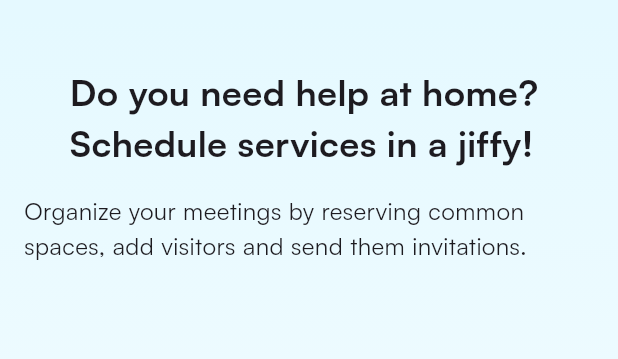
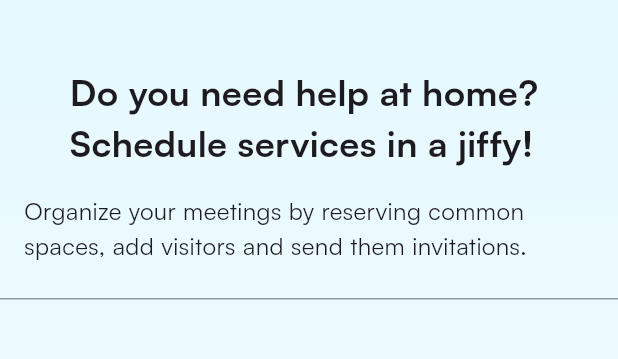
Before and after one commit to Jaime-A-Perez/EdiPro, a Flutter app: the screen it shows after launch, on a phone screen of 412 x 824 dp, the part 65-424 px from its top. Run offline on Flutter 3.47's test engine with Material 3 defaults, Android fonts, the phone set to English and light mode, and no system bars.

Commit message:
Add Divider widget with characteristics

```diff
--- a/lib/presentation/screens/sheduling_services.dart
+++ b/lib/presentation/screens/sheduling_services.dart
@@ -12,16 +12,20 @@ class ShedulingServices extends StatelessWidget {
        appBar: AppBar(
           title:  Text('EdiPro', style: TextStyle(color: color.titles),),
         ),
-      body: _ScrollContent(colors: [color.primaryColor, Colors.white],))
+      body: _ScrollContent(
+        colors: [color.primaryColor, Colors.white],
+        dividerColor: color.dividerColor,))
     ;
   }
 }
 
 class _ScrollContent extends StatelessWidget {
   final List<Color> colors;
+  final Color dividerColor;
 
   const _ScrollContent({
     required this.colors,
+    required this.dividerColor,
   });
 
   @override
@@ -34,11 +38,16 @@ class _ScrollContent extends StatelessWidget {
             end: Alignment.bottomCenter
           ),
         ),
-        child: const Column(
+        child:  Column(
           children: [
+            // ignore: prefer_const_constructors
             SectionHero(
               title: 'Do you need help at home? \nSchedule services in a jiffy!',
               suportingText: 'Organize your meetings by reserving common spaces, add visitors and send them invitations.',
+            ),
+            Divider(
+              color: dividerColor,
+              height: 1,
             )
           ],
         ),
```
